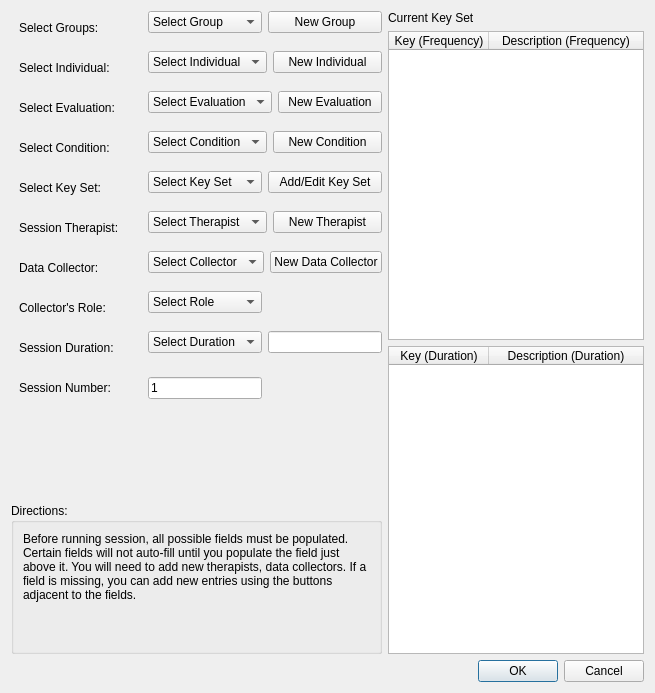
Above: sessionwindow.ui from miyamot0/DataTracker3 before the change. Below: the same form after it.
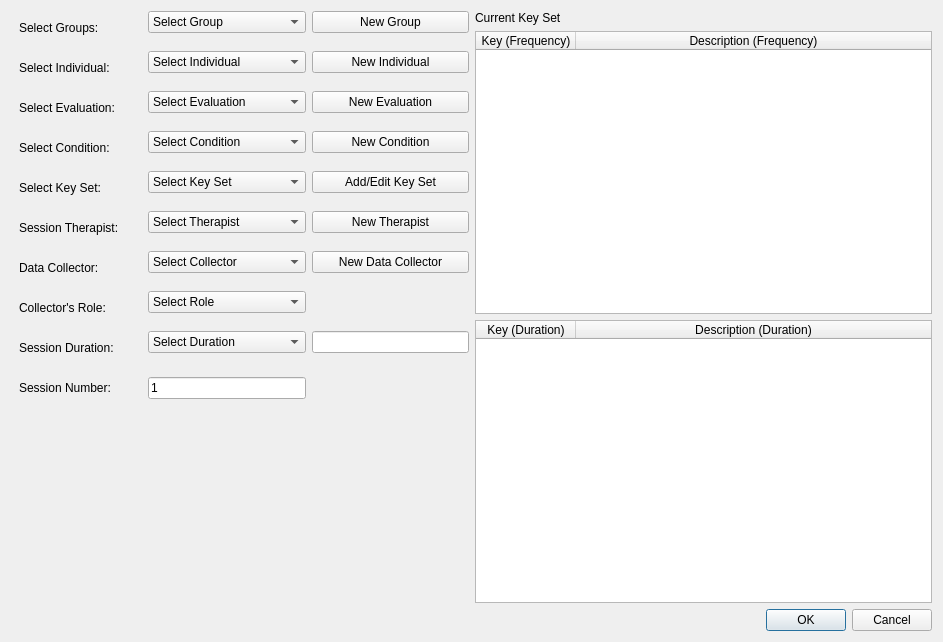
That is the form after the change.

```diff
--- a/sessionwindow.ui
+++ b/sessionwindow.ui
@@ -6,8 +6,8 @@
    <rect>
     <x>0</x>
     <y>0</y>
-    <width>849</width>
-    <height>636</height>
+    <width>943</width>
+    <height>642</height>
    </rect>
   </property>
   <property name="windowTitle">
@@ -15,7 +15,7 @@
   </property>
   <layout class="QVBoxLayout" name="verticalLayout">
    <property name="sizeConstraint">
-    <enum>QLayout::SetFixedSize</enum>
+    <enum>QLayout::SetDefaultConstraint</enum>
    </property>
    <item>
     <layout class="QHBoxLayout" name="topLayout">
@@ -636,76 +636,6 @@
          </item>
         </layout>
        </item>
-       <item row="12" column="0" colspan="2">
-        <widget class="QGroupBox" name="groupBox">
-         <property name="sizePolicy">
-          <sizepolicy hsizetype="Preferred" vsizetype="MinimumExpanding">
-           <horstretch>0</horstretch>
-           <verstretch>0</verstretch>
-          </sizepolicy>
-         </property>
-         <property name="title">
-          <string>Directions:</string>
-         </property>
-         <layout class="QVBoxLayout" name="verticalLayout_2">
-          <item>
-           <widget class="QLabel" name="label_3">
-            <property name="sizePolicy">
-             <sizepolicy hsizetype="Preferred" vsizetype="Preferred">
-              <horstretch>0</horstretch>
-              <verstretch>0</verstretch>
-             </sizepolicy>
-            </property>
-            <property name="text">
-             <string>&lt;html&gt;&lt;head/&gt;&lt;body&gt;&lt;p&gt;Before running session, all possible fields must be populated. Certain fields will not auto-fill until you populate the field just above it. You will need to add new therapists, data collectors. If a field is missing, you can add new entries using the buttons adjacent to the fields.&lt;/p&gt;&lt;/body&gt;&lt;/html&gt;</string>
-            </property>
-            <property name="wordWrap">
-             <bool>true</bool>
-            </property>
-           </widget>
-          </item>
-          <item>
-           <spacer name="verticalSpacer">
-            <property name="orientation">
-             <enum>Qt::Vertical</enum>
-            </property>
-            <property name="sizeHint" stdset="0">
-             <size>
-              <width>20</width>
-              <height>40</height>
-             </size>
-            </property>
-           </spacer>
-          </item>
-         </layout>
-        </widget>
-       </item>
-       <item row="11" column="0" colspan="2">
-        <spacer name="verticalSpacer_2">
-         <property name="orientation">
-          <enum>Qt::Vertical</enum>
-         </property>
-         <property name="sizeHint" stdset="0">
-          <size>
-           <width>20</width>
-           <height>40</height>
-          </size>
-         </property>
-        </spacer>
-       </item>
-       <item row="10" column="0">
-        <spacer name="verticalSpacer_3">
-         <property name="orientation">
-          <enum>Qt::Vertical</enum>
-         </property>
-         <property name="sizeHint" stdset="0">
-          <size>
-           <width>20</width>
-           <height>40</height>
-          </size>
-         </property>
-        </spacer>
-       </item>
       </layout>
      </item>
      <item>
```
